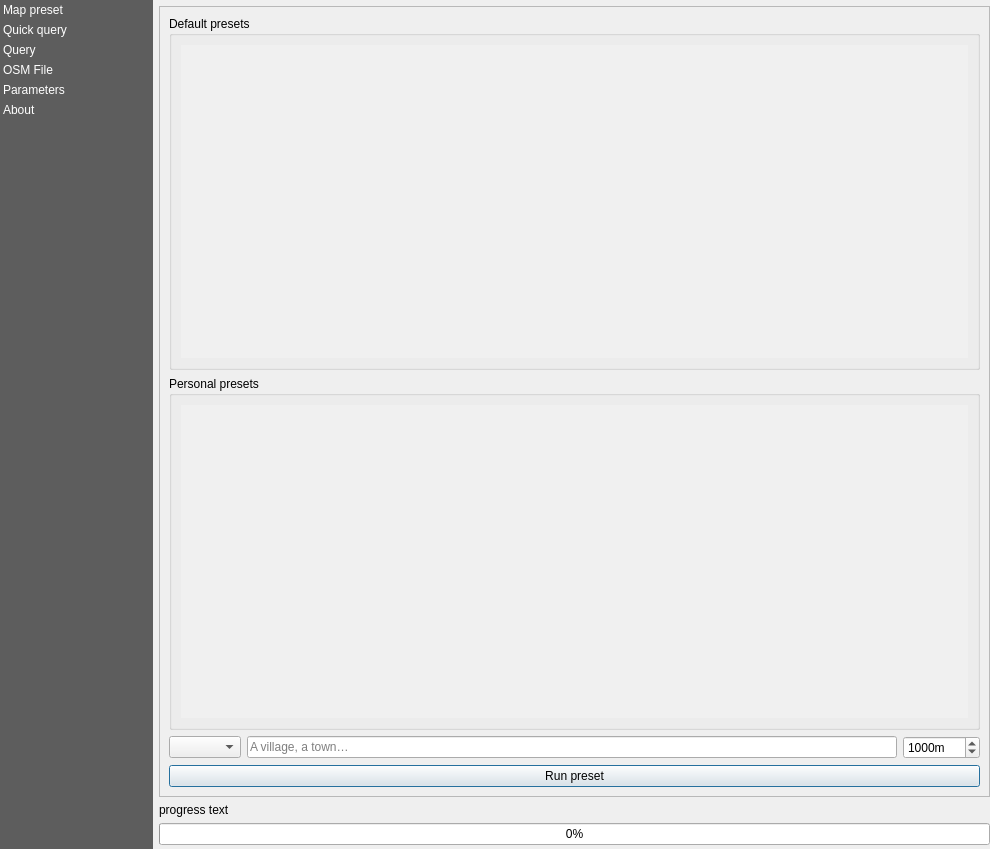
First picture: the form in QuickOSM/resources/ui/main_window.ui, repository 3liz/QuickOSM, before the edit.
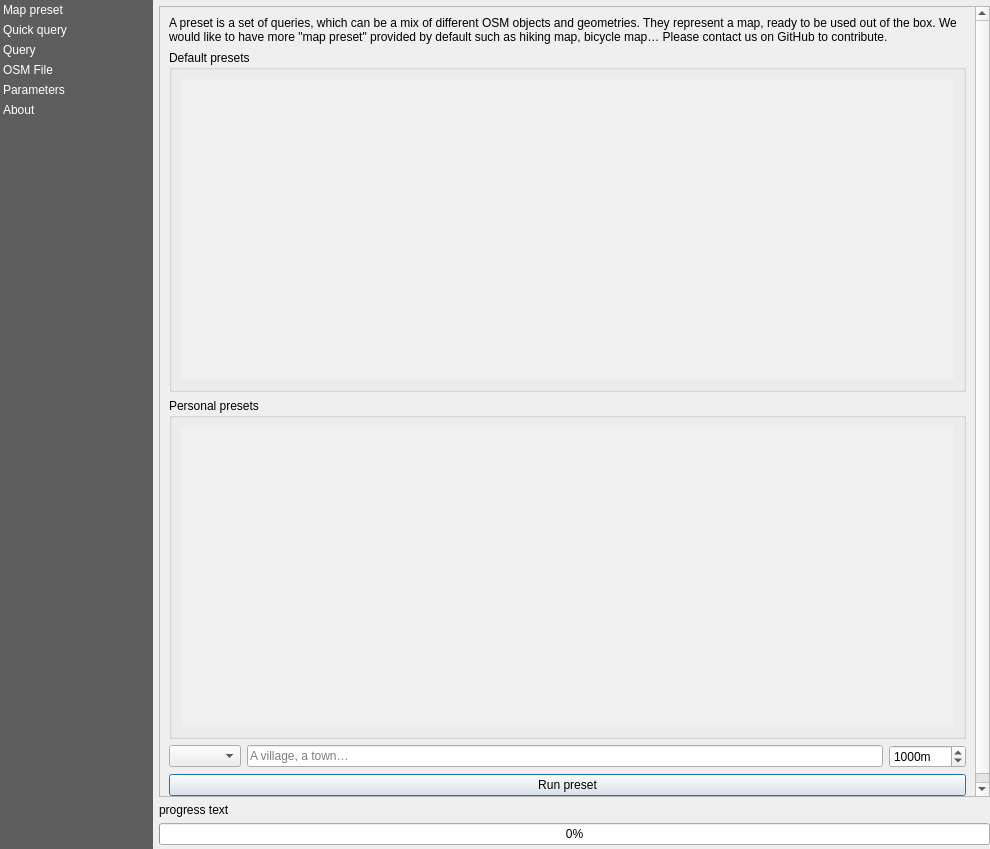
Second picture: the form after the edit. Custom widgets are drawn as their Qt base class.

Commit message: Add note about map preset

```diff
--- a/QuickOSM/resources/ui/main_window.ui
+++ b/QuickOSM/resources/ui/main_window.ui
@@ -178,6 +178,16 @@
            </property>
            <widget class="QWidget" name="map_preset">
             <layout class="QVBoxLayout" name="verticalLayout_20">
+             <item>
+              <widget class="QLabel" name="label_58">
+               <property name="text">
+                <string>A preset is a set of queries, which can be a mix of different OSM objects and geometries. They represent a map, ready to be used out of the box. We would like to have more &quot;map preset&quot; provided by default such as hiking map, bicycle map… Please contact us on GitHub to contribute.</string>
+               </property>
+               <property name="wordWrap">
+                <bool>true</bool>
+               </property>
+              </widget>
+             </item>
              <item>
               <widget class="QScrollArea" name="scrollArea">
                <property name="frameShape">
@@ -191,8 +201,8 @@
                  <rect>
                   <x>0</x>
                   <y>0</y>
-                  <width>809</width>
-                  <height>770</height>
+                  <width>795</width>
+                  <height>829</height>
                  </rect>
                 </property>
                 <layout class="QVBoxLayout" name="verticalLayout_21">
```
